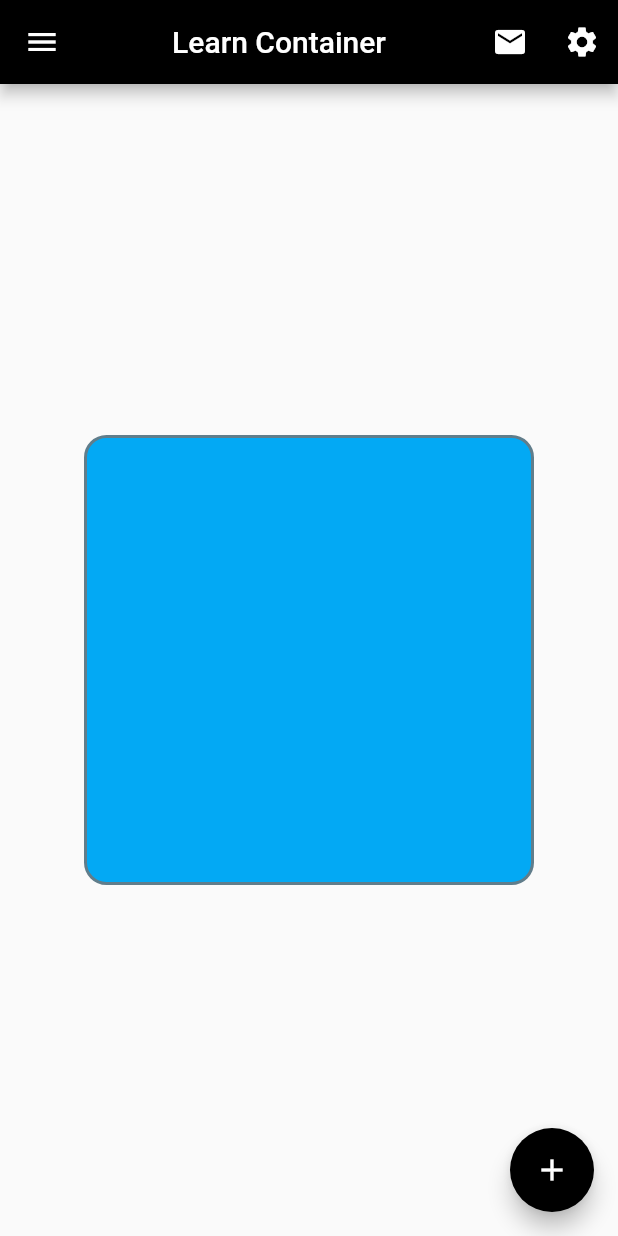
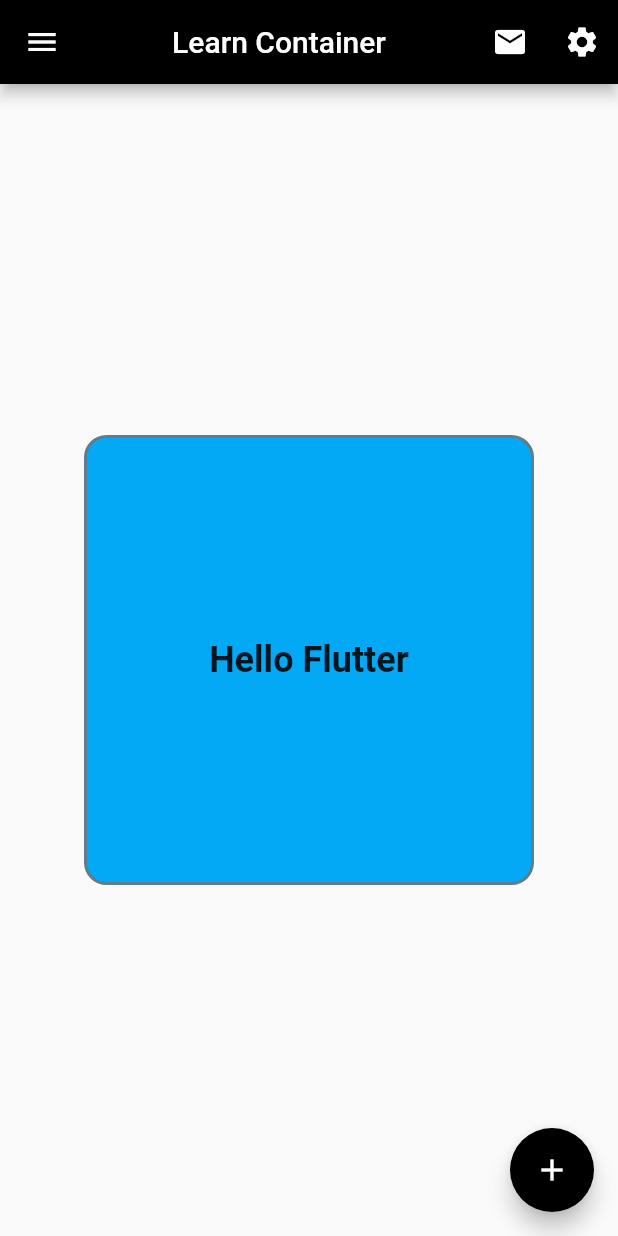
Before and after one commit to sumit007/flutter_learn, a Flutter app: the screen it shows after launch, on a phone screen of 412 x 824 dp. Run offline on Flutter 3.47's test engine with Material 2 defaults, Android fonts, the light colour scheme and no system bars.

Commit message:
container alignment

```diff
--- a/lib/learn_container.dart
+++ b/lib/learn_container.dart
@@ -41,6 +41,11 @@ class LearnContainer extends StatelessWidget {
                 color: Colors.blueGrey
               )
           ),
+          child: const Text(
+            "Hello Flutter",
+              style: TextStyle(fontSize: 24, fontWeight: FontWeight.bold),
+            ),
+          alignment: const Alignment(0.0, 0.0),
         ),
       )
     );
```
